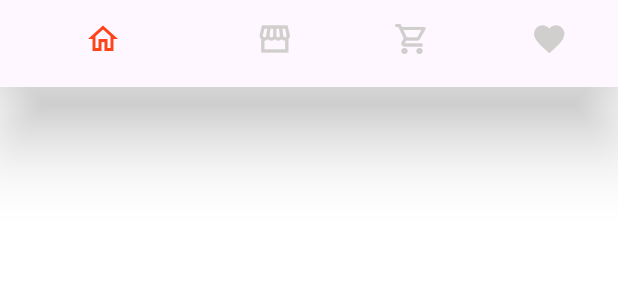
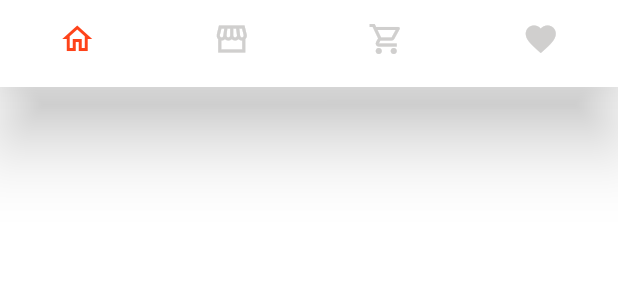
Before and after one commit to ahmedghaly15/Storeify, a Flutter app: the CustomBottomNavBar widget shown alone on an empty page, opened directly with empty values, on a phone screen of 412 x 824 dp. Shown: the top 300 px of the screen. Run offline on Flutter 3.47's test engine with Material 3 defaults, Android fonts, the phone set to English and light mode, and no system bars; our stand-ins replace dartz, dio, equatable, flutter_bloc, flutter_screenutil, fluttertoast and 6 more; accounts and stored records are empty; network calls fail.

Commit message:
Update CustomBottomNavBar & AppTheme

```diff
--- a/lib/config/themes/app_themes.dart
+++ b/lib/config/themes/app_themes.dart
@@ -11,8 +11,14 @@ class AppThemes {
         fontFamily: AppStrings.fontFamily,
         brightness: Brightness.light,
         appBarTheme: const AppBarTheme(backgroundColor: Colors.white),
-        bottomNavigationBarTheme: const BottomNavigationBarThemeData(
+        bottomNavigationBarTheme: BottomNavigationBarThemeData(
+          type: BottomNavigationBarType.fixed,
+          showSelectedLabels: false,
+          showUnselectedLabels: false,
+          selectedItemColor: AppColors.primaryColor,
+          unselectedIconTheme: const IconThemeData(color: AppColors.greyColor),
           backgroundColor: Colors.white,
+          elevation: 20.h,
         ),
         textButtonTheme: TextButtonThemeData(
           style: ButtonStyle(
--- a/lib/features/layout/presentation/widgets/custom_bottom_nav_bar.dart
+++ b/lib/features/layout/presentation/widgets/custom_bottom_nav_bar.dart
@@ -1,7 +1,4 @@
 import 'package:flutter/material.dart';
-import 'package:flutter_screenutil/flutter_screenutil.dart';
-import 'package:store_ify/config/themes/app_colors.dart';
-import 'package:store_ify/config/themes/app_text_styles.dart';
 import 'package:store_ify/features/layout/data/entities/change_index_params.dart';
 import 'package:store_ify/features/layout/presentation/cubit/layout_cubit.dart';
 
@@ -16,12 +13,6 @@ class CustomBottomNavBar extends StatelessWidget {
   @override
   Widget build(BuildContext context) {
     return BottomNavigationBar(
-      elevation: 20.h,
-      selectedItemColor: AppColors.primaryColor,
-      unselectedIconTheme: const IconThemeData(color: AppColors.greyColor),
-      unselectedLabelStyle: AppTextStyles.textStyle8Regular.copyWith(
-        fontWeight: FontWeight.bold,
-      ),
       currentIndex: cubit.currentIndex,
       onTap: (value) {
         cubit.changeBottomNav(
@@ -31,8 +22,6 @@ class CustomBottomNavBar extends StatelessWidget {
           ),
         );
       },
-      showSelectedLabels: false,
-      showUnselectedLabels: false,
       items: cubit.bottomNavItems(),
     );
   }
```
